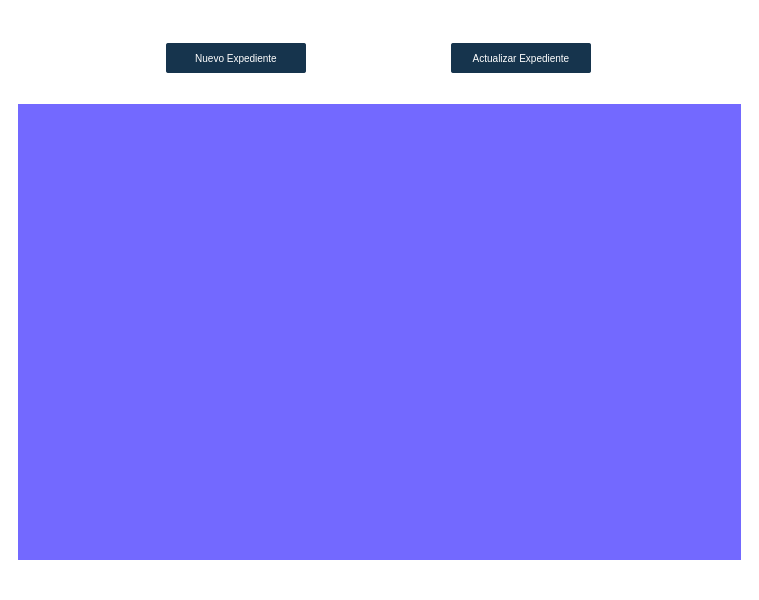
Before: the Qt Designer form app/ui/Expediente.ui in AlejaRosero/TUA-ACTUALIZADO, drawn with Qt 5.
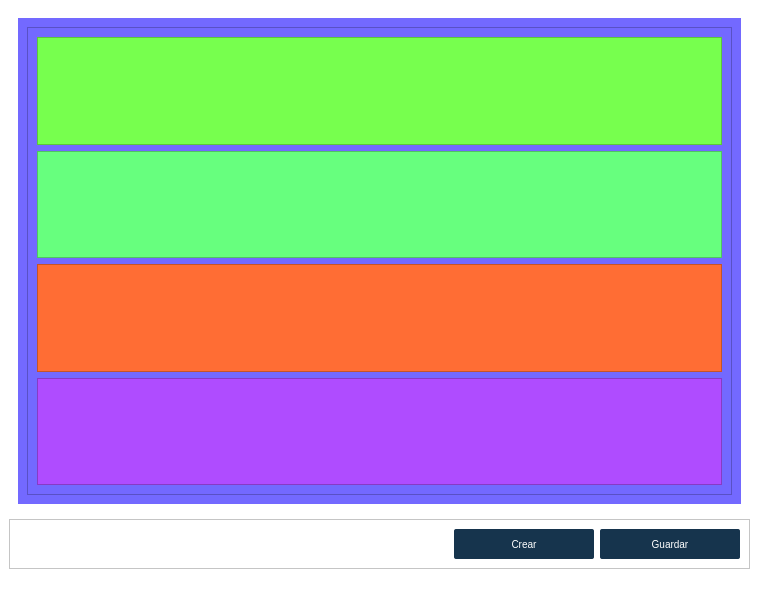
After: the same form once the commit is applied. Icons and pictures are not drawn.

```diff
--- a/app/ui/Expediente.ui
+++ b/app/ui/Expediente.ui
@@ -18,14 +18,8 @@
   </property>
   <widget class="QWidget" name="centralwidget">
    <layout class="QGridLayout" name="gridLayout_2">
-    <item row="0" column="0">
-     <widget class="QWidget" name="gridWidget" native="true">
-      <property name="styleSheet">
-       <string notr="true"/>
-      </property>
-      <layout class="QGridLayout" name="gridLayout">
-       <item row="0" column="0">
-        <widget class="QWidget" name="widget_2" native="true">
+    <item row="1" column="0">
+     <widget class="QFrame" name="frame_4">
          <property name="sizePolicy">
           <sizepolicy hsizetype="Preferred" vsizetype="Fixed">
            <horstretch>0</horstretch>
@@ -35,14 +29,30 @@
          <property name="minimumSize">
           <size>
            <width>0</width>
-           <height>80</height>
-          </size>
-         </property>
-         <property name="styleSheet">
-          <string notr="true">background-color: rgb(255, 255, 255);</string>
+        <height>50</height>
+       </size>
+      </property>
+      <property name="frameShape">
+       <enum>QFrame::StyledPanel</enum>
+      </property>
+      <property name="frameShadow">
+       <enum>QFrame::Raised</enum>
          </property>
          <layout class="QHBoxLayout" name="horizontalLayout">
           <item>
+        <spacer name="horizontalSpacer">
+         <property name="orientation">
+          <enum>Qt::Horizontal</enum>
+         </property>
+         <property name="sizeHint" stdset="0">
+          <size>
+           <width>40</width>
+           <height>20</height>
+          </size>
+         </property>
+        </spacer>
+       </item>
+       <item alignment="Qt::AlignRight">
            <widget class="QPushButton" name="pushButton_2">
             <property name="sizePolicy">
              <sizepolicy hsizetype="Fixed" vsizetype="Fixed">
@@ -83,7 +93,7 @@
 </string>
             </property>
             <property name="text">
-             <string>Nuevo Expediente</string>
+          <string>Crear</string>
             </property>
             <property name="icon">
              <iconset>
@@ -91,7 +101,7 @@
             </property>
            </widget>
           </item>
-          <item>
+       <item alignment="Qt::AlignRight">
            <widget class="QPushButton" name="pushButton">
             <property name="sizePolicy">
              <sizepolicy hsizetype="Fixed" vsizetype="Fixed">
@@ -132,7 +142,7 @@
 </string>
             </property>
             <property name="text">
-             <string>Actualizar Expediente</string>
+          <string>Guardar</string>
             </property>
             <property name="icon">
              <iconset>
@@ -143,11 +153,83 @@
          </layout>
         </widget>
        </item>
-       <item row="1" column="0">
+    <item row="0" column="0">
+     <widget class="QWidget" name="gridWidget" native="true">
+      <property name="styleSheet">
+       <string notr="true"/>
+      </property>
+      <layout class="QGridLayout" name="gridLayout">
+       <item row="0" column="0">
         <widget class="QWidget" name="widget" native="true">
          <property name="styleSheet">
           <string notr="true">background-color: rgb(115, 105, 255);</string>
          </property>
+         <layout class="QVBoxLayout" name="verticalLayout">
+          <item>
+           <widget class="QFrame" name="frame">
+            <property name="frameShape">
+             <enum>QFrame::StyledPanel</enum>
+            </property>
+            <property name="frameShadow">
+             <enum>QFrame::Raised</enum>
+            </property>
+            <layout class="QVBoxLayout" name="verticalLayout_2">
+             <item>
+              <widget class="QFrame" name="frame_6">
+               <property name="styleSheet">
+                <string notr="true">background-color: rgb(119, 255, 78);</string>
+               </property>
+               <property name="frameShape">
+                <enum>QFrame::StyledPanel</enum>
+               </property>
+               <property name="frameShadow">
+                <enum>QFrame::Raised</enum>
+               </property>
+              </widget>
+             </item>
+             <item>
+              <widget class="QFrame" name="frame_5">
+               <property name="styleSheet">
+                <string notr="true">background-color: rgb(103, 255, 126);</string>
+               </property>
+               <property name="frameShape">
+                <enum>QFrame::StyledPanel</enum>
+               </property>
+               <property name="frameShadow">
+                <enum>QFrame::Raised</enum>
+               </property>
+              </widget>
+             </item>
+             <item>
+              <widget class="QFrame" name="frame_3">
+               <property name="styleSheet">
+                <string notr="true">background-color: rgb(255, 109, 52);</string>
+               </property>
+               <property name="frameShape">
+                <enum>QFrame::StyledPanel</enum>
+               </property>
+               <property name="frameShadow">
+                <enum>QFrame::Raised</enum>
+               </property>
+              </widget>
+             </item>
+             <item>
+              <widget class="QFrame" name="frame_2">
+               <property name="styleSheet">
+                <string notr="true">background-color: rgb(175, 76, 255);</string>
+               </property>
+               <property name="frameShape">
+                <enum>QFrame::StyledPanel</enum>
+               </property>
+               <property name="frameShadow">
+                <enum>QFrame::Raised</enum>
+               </property>
+              </widget>
+             </item>
+            </layout>
+           </widget>
+          </item>
+         </layout>
         </widget>
        </item>
       </layout>
```
Lines whose indentation alone changed are shown as unchanged.
